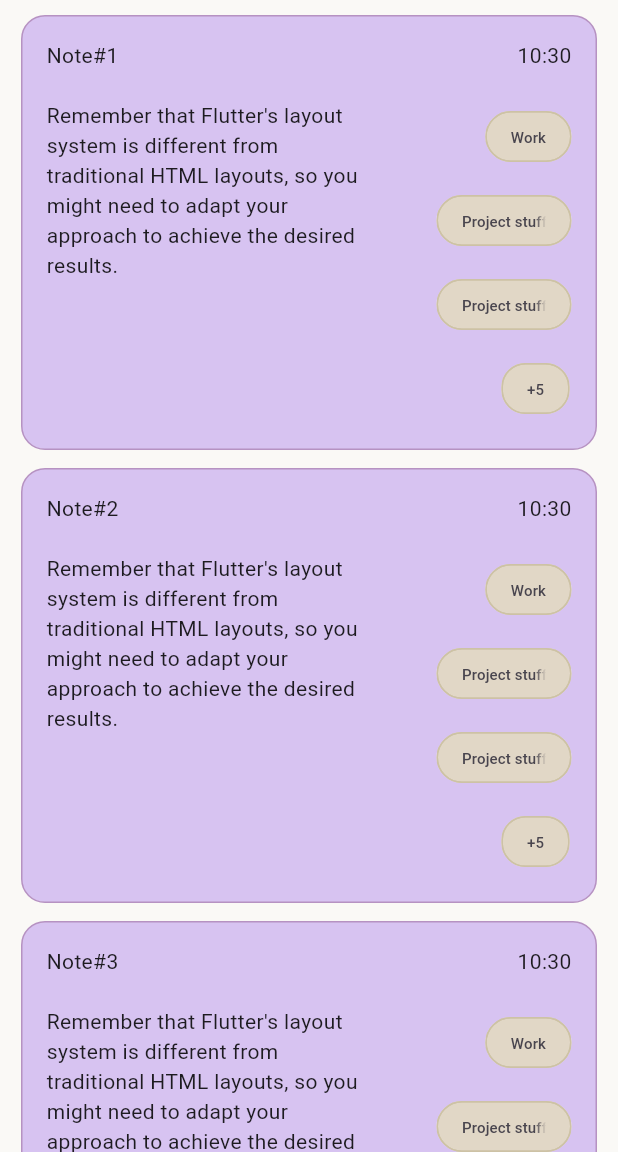
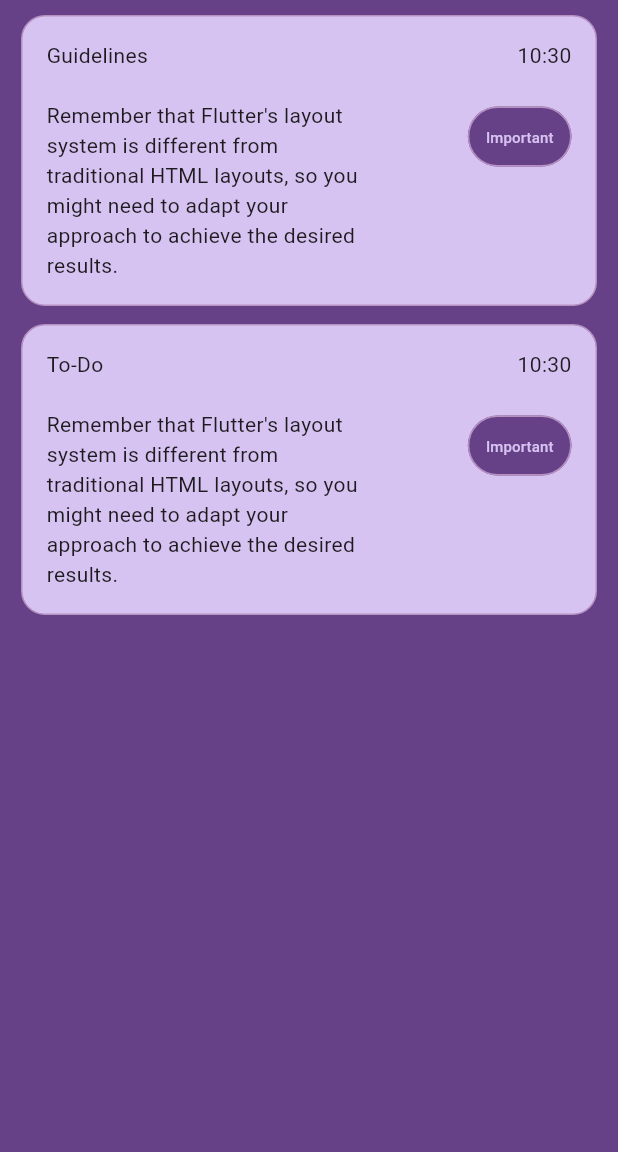
Before and after one commit to prnv-math/flutterpad, a Flutter app: the screen it shows after launch, on a phone screen of 412 x 824 dp, the part 84-1236 px from its top. Run offline on Flutter 3.47's test engine with Material 3 defaults, Android fonts, the phone set to English and light mode, and no system bars; accounts and stored records are empty.

Commit message:
Set up notes index page

```diff
--- a/lib/modules/home.dart
+++ b/lib/UI/home.dart
@@ -1,7 +1,9 @@
 import 'package:flutter/material.dart';
 import 'package:flutterpad/models/note.dart';
-import 'package:flutterpad/modules/notecard.dart';
+import 'package:flutterpad/UI/notecard.dart';
+import 'package:flutterpad/services/userdataprovider.dart';
 import 'package:flutterpad/styles/styles.dart';
+import 'package:provider/provider.dart';
 
 class Home extends StatefulWidget {
   const Home({super.key, required this.title});
@@ -13,6 +15,12 @@ class Home extends StatefulWidget {
 }
 
 class _HomeState extends State<Home> {
+  @override
+  void initState() {
+    context.read<UserDataProvider>().fetchUserDetails();
+    super.initState();
+  }
+
   @override
   Widget build(BuildContext context) {
     return Scaffold(
@@ -44,9 +52,13 @@ class _HomeState extends State<Home> {
           // action in the IDE, or press "p" in the console), to see the
           // wireframe for each widget.
           children: <Widget>[
-            Expanded(
-              child: ListView.builder(
-                  itemCount: 6,
+            Expanded(child: Consumer<UserDataProvider>(
+              builder: (context, userdataProvider, child) {
+                if (userdataProvider.userData == null) {
+                  return const CircularProgressIndicator();
+                } else {
+                  return ListView.builder(
+                      itemCount: userdataProvider.userData!.notes.length + 1,
                       shrinkWrap: true,
                       itemBuilder: (context, i) {
                         // return Text('data#${i + 1}');
@@ -55,17 +67,17 @@ class _HomeState extends State<Home> {
                             padding: const EdgeInsets.symmetric(
                                 vertical: 4, horizontal: 4),
                             child: NoteCard(
-                              note: Note(
-                            id: i,
-                            title: "Note#$i",
-                          )));
+                                note: userdataProvider.userData!.notes[i - 1]),
+                          );
                         } else {
                           return const SizedBox(
                             height: 4,
                           );
                         }
-                  }),
-            )
+                      });
+                }
+              },
+            ))
           ],
         ),
       ),
--- a/lib/modules/notecard.dart
+++ b/lib/UI/notecard.dart
@@ -1,6 +1,4 @@
 // ignore_for_file: file_names
-
-import 'dart:math';
 
 import 'package:flutter/material.dart';
 import 'package:flutterpad/models/note.dart';
@@ -19,9 +17,7 @@ class _NoteCardState extends State<NoteCard> {
   Widget build(BuildContext context) {
     return Container(
         margin: const EdgeInsets.all(2),
-        // height: 120,
         constraints: const BoxConstraints(minHeight: 120),
-        // height: 120,
         decoration: BoxDecoration(
           color: ColorDict.noteCardColor,
           borderRadius: BorderRadius.circular(16),
@@ -106,68 +102,29 @@ class _NoteCardState extends State<NoteCard> {
                             crossAxisAlignment: WrapCrossAlignment.center,
                             runSpacing: 8,
                             spacing: 6,
-                            children: [
-                              Chip(
-                                label: const Text(
-                                  "Work",
-                                  style: TextStyle(
-                                      fontSize:
-                                          10), // Adjust font size as needed
-                                ),
-                                backgroundColor: const Color(0xFFE1D7C6),
-                                shape: RoundedRectangleBorder(
-                                  borderRadius: BorderRadius.circular(20),
-                                  side: BorderSide(
-                                    color: const Color(0xFFCDC2A5),
-                                  ),
-                                ),
-                              ),
-                              Chip(
-                                label: const Text(
-                                  "Project stuff",
-                                  style: TextStyle(
-                                      fontSize:
-                                          10), // Adjust font size as needed
-                                ),
-                                backgroundColor: const Color(0xFFE1D7C6),
-                                shape: RoundedRectangleBorder(
-                                  borderRadius: BorderRadius.circular(20),
-                                  side: BorderSide(
-                                    color: const Color(0xFFCDC2A5),
-                                  ),
-                                ),
-                              ),
-                              Chip(
-                                label: const Text(
-                                  "Project stuff",
-                                  style: TextStyle(
-                                      fontSize:
-                                          10), // Adjust font size as needed
-                                ),
-                                backgroundColor: const Color(0xFFE1D7C6),
-                                shape: RoundedRectangleBorder(
-                                  borderRadius: BorderRadius.circular(20),
-                                  side: BorderSide(
-                                    color: const Color(0xFFCDC2A5),
-                                  ),
-                                ),
-                              ),
-                              Chip(
-                                label: const Text(
-                                  "+5",
-                                  style: TextStyle(
-                                      fontSize:
-                                          10), // Adjust font size as needed
-                                ),
-                                backgroundColor: const Color(0xFFE1D7C6),
-                                shape: RoundedRectangleBorder(
-                                  borderRadius: BorderRadius.circular(16),
-                                  side: BorderSide(
-                                    color: const Color(0xFFCDC2A5),
-                                  ),
-                                ),
-                              )
-                            ],
+                            children: () {
+                              final List<TextButton> tagBtns = [];
+                              for (var tag in widget.note.getTags()) {
+                                tagBtns.add(TextButton(
+                                    onPressed: () {},
+                                    style: ElevatedButton.styleFrom(
+                                        backgroundColor: ColorDict.bgColor,
+                                        shape: RoundedRectangleBorder(
+                                            side: const BorderSide(
+                                                color:
+                                                    ColorDict.noteCardborder),
+                                            borderRadius:
+                                                BorderRadius.circular(20))),
+                                    child: Text(
+                                      tag.name,
+                                      style: const TextStyle(
+                                          color: ColorDict.noteCardColor,
+                                          fontSize: 10),
+                                    )));
+                              }
+
+                              return tagBtns;
+                            }(),
                           ),
                         ),
                       ],
--- a/lib/main.dart
+++ b/lib/main.dart
@@ -1,6 +1,8 @@
 import 'package:flutter/material.dart';
+import 'package:flutterpad/services/userdataprovider.dart';
+import 'package:provider/provider.dart';
 
-import 'modules/home.dart';
+import 'UI/home.dart';
 
 void main() {
   runApp(const TagPadApp());
@@ -11,7 +13,9 @@ class TagPadApp extends StatelessWidget {
 
   @override
   Widget build(BuildContext context) {
-    return MaterialApp(
+    return ChangeNotifierProvider(
+      create: (context) => UserDataProvider(),
+      child: MaterialApp(
         title: 'TagPad',
         debugShowCheckedModeBanner: false,
         theme: ThemeData(
@@ -19,6 +23,7 @@ class TagPadApp extends StatelessWidget {
           useMaterial3: true,
         ),
         home: const Home(title: 'TagPad : Notepad with tags'),
+      ),
     );
   }
 }
--- /dev/null
+++ b/lib/models/userdata.dart
@@ -0,0 +1,10 @@
+import 'package:flutterpad/models/note.dart';
+import 'package:flutterpad/models/tag.dart';
+
+class UserData {
+  final String userID;
+  final List<Note> notes;
+  final List<Tag> tags;
+
+  UserData({required this.userID, required this.notes, required this.tags});
+}
--- /dev/null
+++ b/lib/services/userdataprovider.dart
@@ -0,0 +1,16 @@
+import 'package:flutter/material.dart';
+import 'package:flutterpad/models/userdata.dart';
+import 'package:flutterpad/services/userservice.dart';
+
+class UserDataProvider extends ChangeNotifier {
+  UserData? _userData;
+  UserData? get userData => _userData;
+
+  Future<void> fetchUserDetails() async {
+    final UserService userService = UserService();
+
+    _userData = await userService.getUserData();
+    notifyListeners();
+  }
+  //add note & tag edit, delete and all
+}
--- /dev/null
+++ b/lib/services/userservice.dart
@@ -0,0 +1,16 @@
+import 'package:flutterpad/models/note.dart';
+import 'package:flutterpad/models/tag.dart';
+import 'package:flutterpad/models/userdata.dart';
+
+class UserService {
+  Future<UserData> getUserData() async {
+    //return some value for now
+    Tag tag = Tag(id: 01, name: "Important");
+    Note note1 = Note(id: 01, title: "Guidelines"),
+        note2 = Note(id: 02, title: "To-Do");
+    note1.addTag(tag);
+    note2.addTag(tag);
+    return UserData(userID: "01", notes: [note1, note2], tags: [tag]);
+  }
+  //define client-end-functions for CRUD on note,tag
+}
--- a/lib/styles/styles.dart
+++ b/lib/styles/styles.dart
@@ -3,9 +3,12 @@ import 'package:flutter/material.dart';
 abstract class ColorDict {
   // static const bgColor = Color.fromRGBO(249, 246, 238, 1);
   // rgb(250, 249, 246)
-  static const bgColor = Color.fromRGBO(250, 249, 246, 1);
+  static const bgColor = Color(0xFF674188);
   static const noteCardColor = Color(0xFFD7C3F1);
   static const noteCardborder = Color(0xFFB692C2);
+  // static const noteCardborder = Colors.white;
+
+  static const chipColor = Color(0xFF674188);
 }
 
 abstract class Styles {}
--- a/pubspec.yaml
+++ b/pubspec.yaml
@@ -35,6 +35,7 @@ dependencies:
   # The following adds the Cupertino Icons font to your application.
   # Use with the CupertinoIcons class for iOS style icons.
   cupertino_icons: ^1.0.2
+  provider: ^6.1.2
 
 dev_dependencies:
   flutter_test:
```
Also changed, not shown: pubspec.lock. Lines whose indentation alone changed are shown as unchanged.
